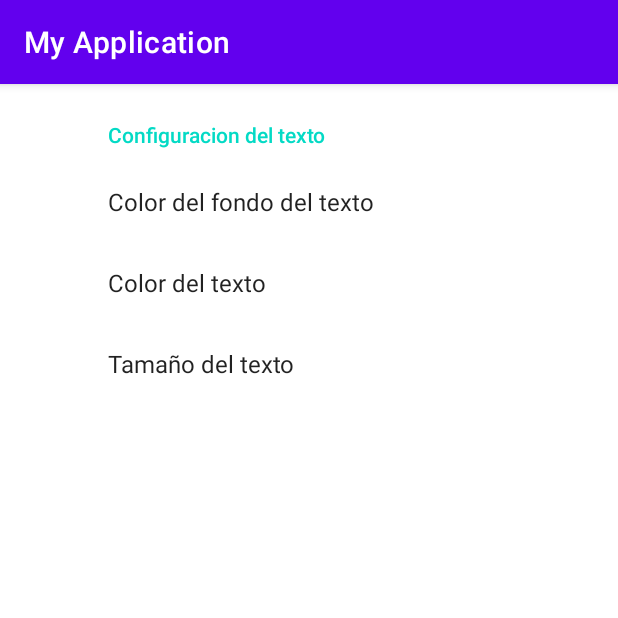
After one commit to pgarman608/PMDM, an Android app: the fragment SettingFragmentos shown on its own in the app's theme, on a phone screen of 412 x 824 dp, the top half of it. The commit adds this screen. Run offline under Robolectric (Android 15) with nearby library versions, the phone set to English and light mode, and no system bars; our stand-ins replace androidx.preference.

Commit message:
40% de la actividad

```diff
--- a/Tema2/app/src/main/AndroidManifest.xml
+++ b/Tema2/app/src/main/AndroidManifest.xml
@@ -13,7 +13,7 @@
         android:theme="@style/Theme.MyApplication"
         tools:targetApi="31">
         <activity
-            android:name=".MainActivity"
+            android:name=".controlador.MainActivity"
             android:exported="true">
             <intent-filter>
                 <action android:name="android.intent.action.MAIN" />
--- a/Tema2/app/src/main/java/com/example/myapplication/MainActivity.java
+++ b/Tema2/app/src/main/java/com/example/myapplication/controlador/MainActivity.java
@@ -1,8 +1,10 @@
-package com.example.myapplication;
+package com.example.myapplication.controlador;
 
 import androidx.appcompat.app.AppCompatActivity;
 
 import android.os.Bundle;
+
+import com.example.myapplication.R;
 
 public class MainActivity extends AppCompatActivity {
     @Override
--- /dev/null
+++ b/Tema2/app/src/main/java/com/example/myapplication/fragmentos/SettingFragmentos.java
@@ -0,0 +1,20 @@
+package com.example.myapplication.fragmentos;
+
+import android.os.Bundle;
+
+import androidx.preference.PreferenceFragmentCompat;
+
+import com.example.myapplication.R;
+
+//Con esta clase nos generará un fragmento de una ventana tipo tablet donde estará la configuración
+//Tambien se puede pensar que un fragment es una ventana dentro de otra ventana y se pueden hacer
+//varias veces, esto nos sirve como he dicho anteriormente para pantallas de gran tamaño
+//Cada fragmanto de nuestra pantalla tendra su ciclo de vida independiente a otros fragmentos
+
+public class SettingFragmentos extends PreferenceFragmentCompat {
+    //Este metodo nos creara el fragmento que necesitemos
+    @Override
+    public void onCreatePreferences(Bundle savedInstanceState, String rootKey) {
+        setPreferencesFromResource(R.xml.configtexto, rootKey);
+    }
+}
--- a/Tema2/app/src/main/res/layout/activity_main.xml
+++ b/Tema2/app/src/main/res/layout/activity_main.xml
@@ -4,7 +4,7 @@
     xmlns:tools="http://schemas.android.com/tools"
     android:layout_width="match_parent"
     android:layout_height="match_parent"
-    tools:context=".MainActivity">
+    tools:context=".controlador.MainActivity">
 
     <TextView
         android:layout_width="wrap_content"
--- /dev/null
+++ b/Tema2/app/src/main/res/xml/configtexto.xml
@@ -0,0 +1,25 @@
+<?xml version="1.0" encoding="utf-8"?>
+<PreferenceScreen xmlns:android="http://schemas.android.com/apk/res/android">
+
+    <PreferenceCategory android:title="Configuracion del texto">
+
+        <EditTextPreference
+            android:defaultValue="Default value"
+            android:key="edit_text_preference_1"
+            android:selectAllOnFocus="true"
+            android:singleLine="true"
+            android:title="Color del fondo del texto" />
+        <EditTextPreference
+            android:defaultValue="Default value"
+            android:key="edit_text_preference_1"
+            android:selectAllOnFocus="true"
+            android:singleLine="true"
+            android:title="Color del texto" />
+        <EditTextPreference
+            android:defaultValue="Default value"
+            android:key="edit_text_preference_1"
+            android:selectAllOnFocus="true"
+            android:singleLine="true"
+            android:title="Tamaño del texto" />
+    </PreferenceCategory>
+</PreferenceScreen>
```
Also changed, not shown: Tema2/app/src/main/java/com/example/myapplication/controlador/activity_config.java (added, +32 -0 lines), Tema2/app/src/main/res/layout/activity_config.xml (added, +7 -0 lines).
